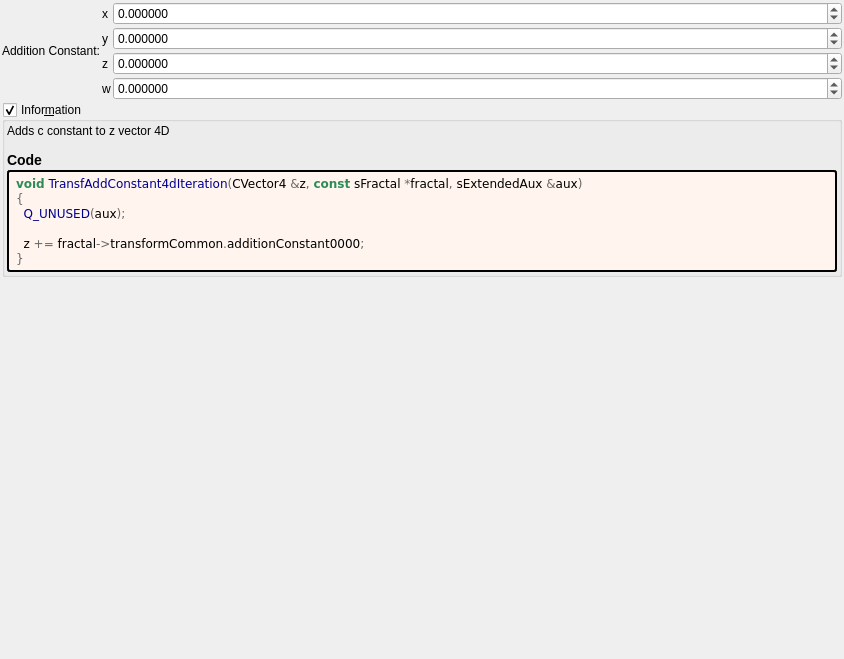
Old version of the form mandelbulber2/formula/ui/transf_add_constant4d.ui in the repository buddhi1980/mandelbulber2.
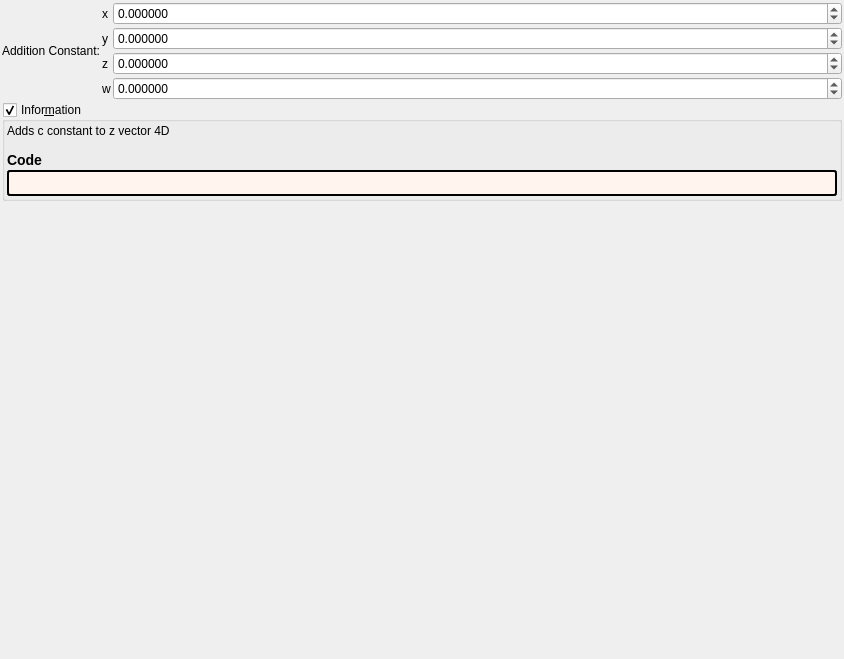
New version of the form. Custom widgets are drawn as their Qt base class.

Diff of the .ui file:
```diff
--- a/mandelbulber2/formula/ui/transf_add_constant4d.ui
+++ b/mandelbulber2/formula/ui/transf_add_constant4d.ui
@@ -237,15 +237,7 @@
          <string notr="true">border-style: outset; border-width: 2px; border-radius: 3px; border-color: black; background-color: #fff5ee; padding: 4px;</string>
         </property>
         <property name="text">
-         <string notr="true">&lt;body style=&quot;background-color:#fff5ee&quot;&gt;
-&lt;pre style=&quot;color:#000000; background-color:#fff5ee;  font-family:'Courier New',monospace;&quot;&gt;&lt;span style=&quot;color:#2e8b57; font-weight:bold&quot;&gt;void&lt;/span&gt; &lt;span style=&quot;color:#00008f&quot;&gt;TransfAddConstant4dIteration&lt;/span&gt;&lt;span style=&quot;color:#676767&quot;&gt;(&lt;/span&gt;CVector4 &lt;span style=&quot;color:#676767&quot;&gt;&amp;amp;&lt;/span&gt;z&lt;span style=&quot;color:#676767&quot;&gt;,&lt;/span&gt; &lt;span style=&quot;color:#2e8b57; font-weight:bold&quot;&gt;const&lt;/span&gt; sFractal &lt;span style=&quot;color:#676767&quot;&gt;*&lt;/span&gt;fractal&lt;span style=&quot;color:#676767&quot;&gt;,&lt;/span&gt; sExtendedAux &lt;span style=&quot;color:#676767&quot;&gt;&amp;amp;&lt;/span&gt;aux&lt;span style=&quot;color:#676767&quot;&gt;)&lt;/span&gt;
-&lt;span style=&quot;color:#676767&quot;&gt;{&lt;/span&gt;
-  &lt;span style=&quot;color:#00008f&quot;&gt;Q_UNUSED&lt;/span&gt;&lt;span style=&quot;color:#676767&quot;&gt;(&lt;/span&gt;aux&lt;span style=&quot;color:#676767&quot;&gt;);&lt;/span&gt;
-
-  z &lt;span style=&quot;color:#676767&quot;&gt;+=&lt;/span&gt; fractal&lt;span style=&quot;color:#676767&quot;&gt;-&amp;gt;&lt;/span&gt;transformCommon&lt;span style=&quot;color:#676767&quot;&gt;.&lt;/span&gt;additionConstant0000&lt;span style=&quot;color:#676767&quot;&gt;;&lt;/span&gt;
-&lt;span style=&quot;color:#676767&quot;&gt;}&lt;/span&gt;
-&lt;/pre&gt;
-&lt;/body&gt;</string>
+         <string notr="true"></string>
         </property>
         <property name="wordWrap">
          <bool>true</bool>
```
